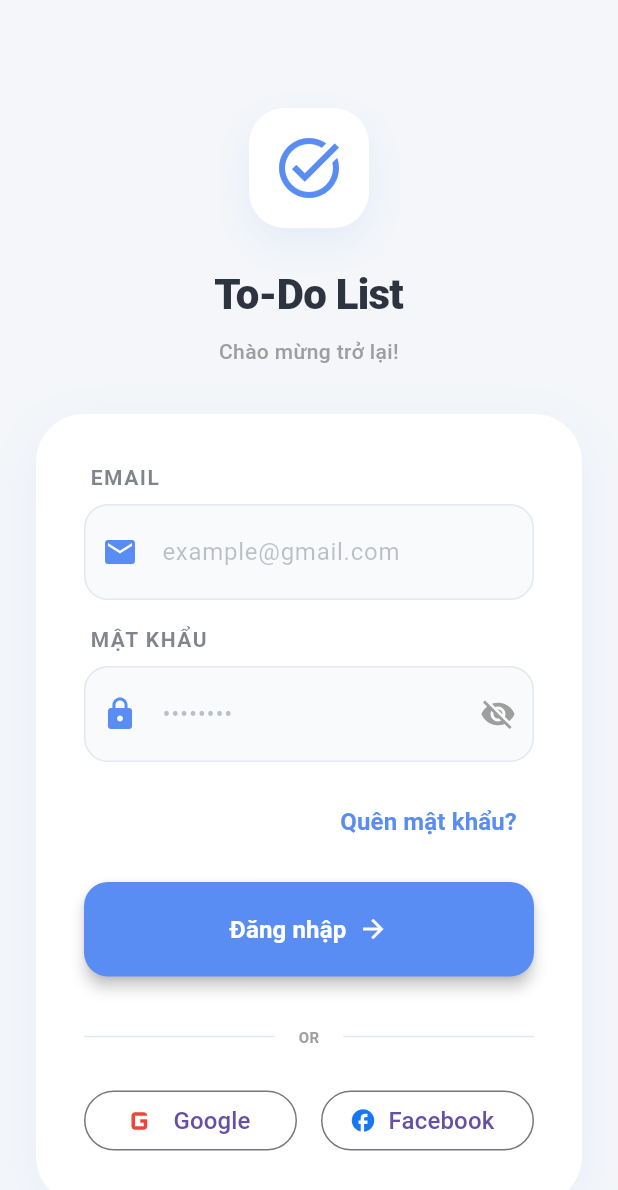
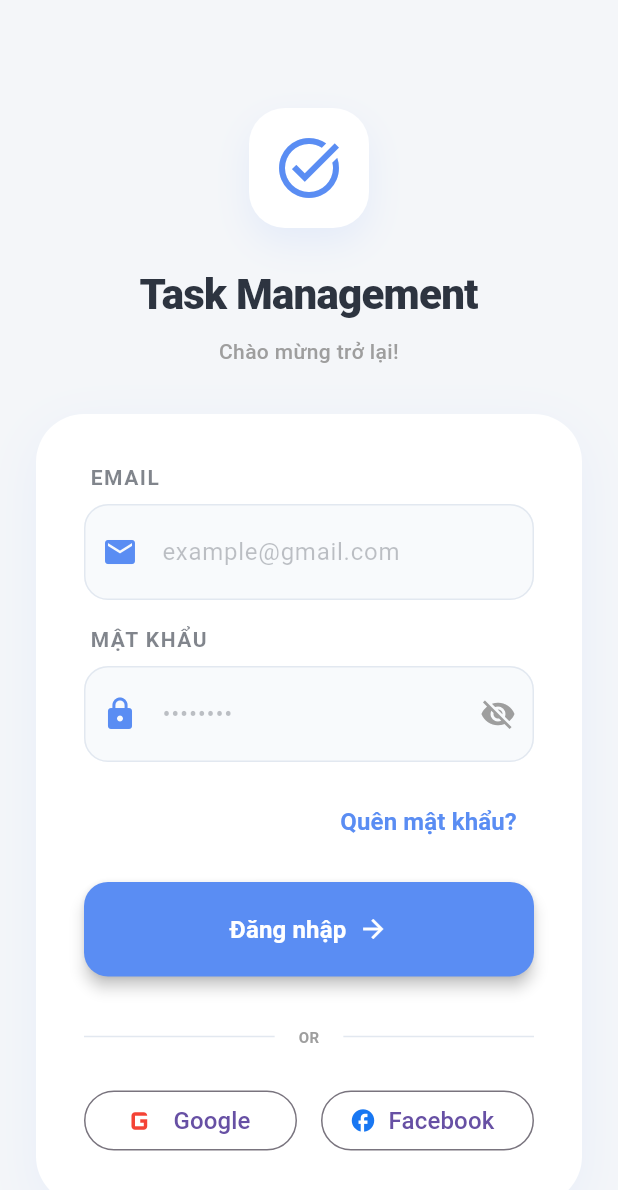
Before and after one commit to tqha1011/TaskManagement, a Flutter app: the screen it shows after launch, on a phone screen of 412 x 824 dp. Shown: the top 1190 px of the screen. Run offline on Flutter 3.47's test engine with Material 3 defaults, Android fonts, the light colour scheme and no system bars; our stand-ins replace flutter_dotenv, flutter_timezone, supabase_flutter; accounts and stored records are empty; Roboto replaces fonts that are missing (Montserrat).

Commit message:
style(login) : rewrite title for login view

```diff
--- a/src/lib/features/auth/presentation/view/login_view.dart
+++ b/src/lib/features/auth/presentation/view/login_view.dart
@@ -20,7 +20,7 @@ class _LoginViewState extends State<LoginView> {
     return AnimatedBuilder(
       animation: _vm,
       builder: (context, _) => AuthLayoutTemplate(
-        title: 'To-Do List',
+        title: 'Task Management',
         subtitle: 'Chào mừng trở lại!',
         submitText: 'Đăng nhập',
         isLoading: _vm.isLoading,
```
